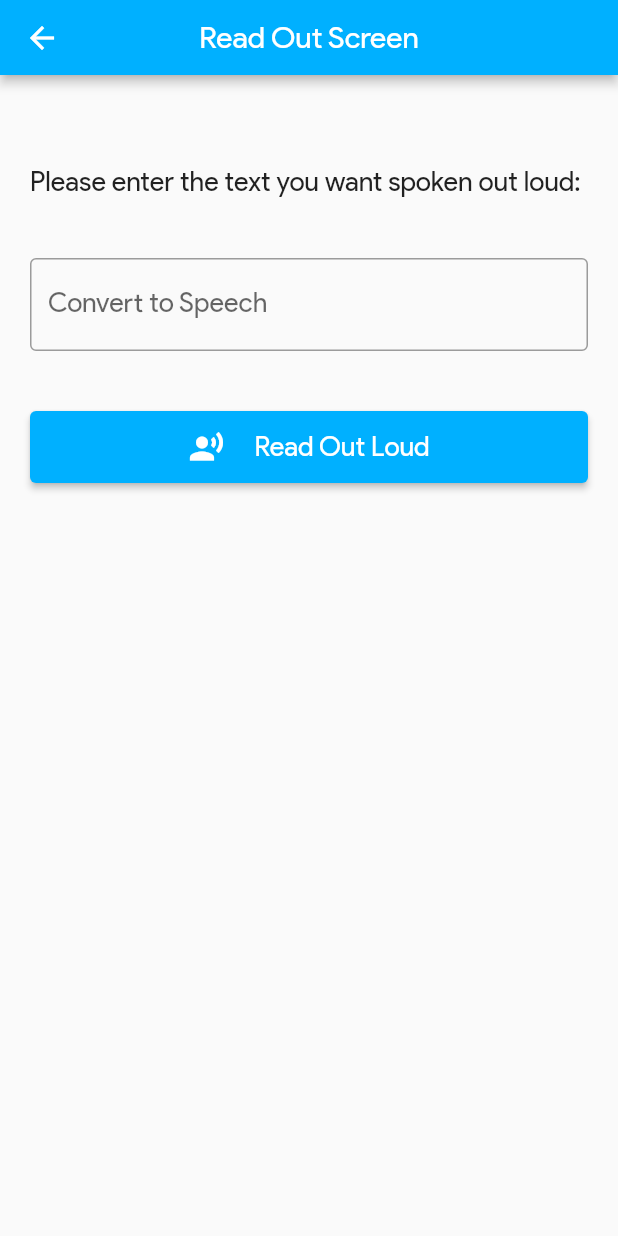
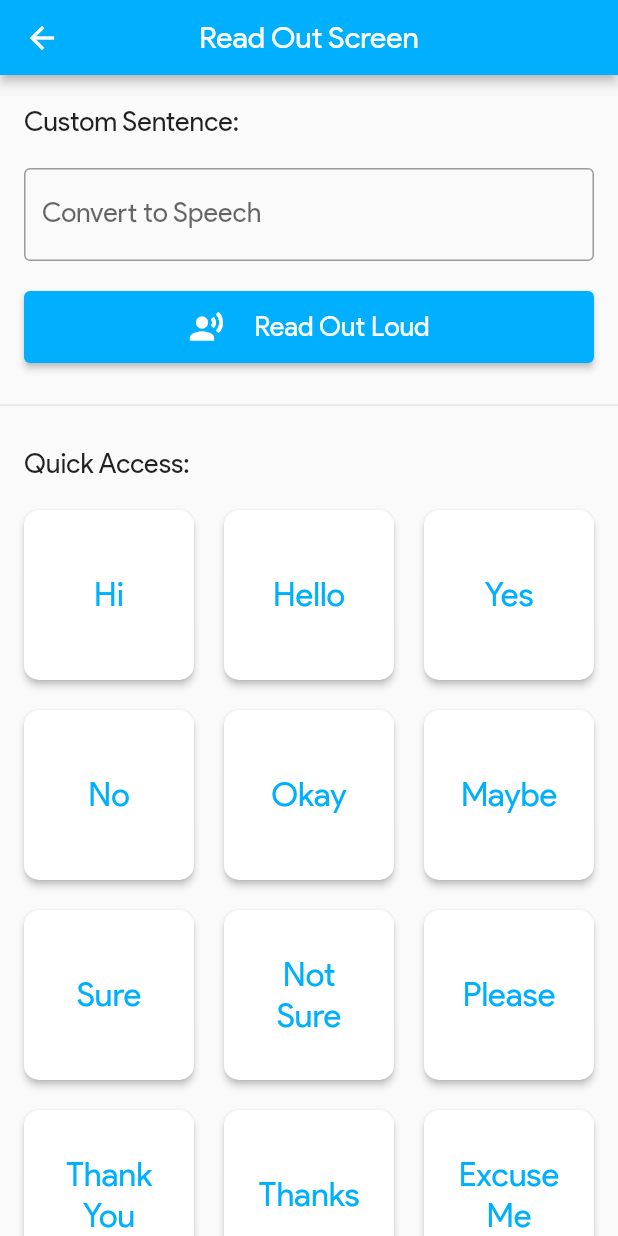
Before and after one commit to Harshit-Sonawala/sign-language-app, a Flutter app: the ReadOutScreen screen opened directly, on a phone screen of 412 x 824 dp. Run offline on Flutter 3.47's test engine with Material 2 defaults, Android fonts, the phone set to English and light mode, and no system bars; our stand-ins replace camera, flutter_tts, image_picker, percent_indicator; missing offline and left inert: flutter_mobile_vision_2, tflite.

Commit message:
added quick access to read out loud screen

```diff
--- a/lib/asl_guide_screen.dart
+++ b/lib/asl_guide_screen.dart
@@ -158,8 +158,7 @@ class _ASLGuideScreenState extends State<ASLGuideScreen> {
       appBar: const CustomAppBar(title: 'ASL Guide'),
       body: ListView.builder(
         itemCount: guideList.length,
-          itemBuilder: (BuildContext context, int index) {
-            return Card(
+        itemBuilder: (BuildContext context, int index) => Card(
           shape: RoundedRectangleBorder(
             borderRadius: BorderRadius.circular(10.0),
           ),
@@ -183,8 +182,8 @@ class _ASLGuideScreenState extends State<ASLGuideScreen> {
               ),
             ),
           ),
-            );
-          }),
+        ),
+      ),
     );
   }
 
--- a/lib/read_out_screen.dart
+++ b/lib/read_out_screen.dart
@@ -13,6 +13,30 @@ class _ReadOutScreenState extends State<ReadOutScreen> {
   final _inputController = TextEditingController();
   final FlutterTts tts = FlutterTts();
 
+  final commonWordsList = <String>[
+    'Hi',
+    'Hello',
+    'Yes',
+    'No',
+    'Okay',
+    'Maybe',
+    'Sure',
+    'Not Sure',
+    'Please',
+    'Thank You',
+    'Thanks',
+    'Excuse Me',
+    'Sorry',
+    'Good',
+    'Bad',
+    'Fine',
+    'When',
+    'Where',
+    'What',
+    'Why',
+    'How',
+  ];
+
   _ReadOutScreenState() {
     tts.setLanguage('en');
     tts.setSpeechRate(0.5);
@@ -27,13 +51,13 @@ class _ReadOutScreenState extends State<ReadOutScreen> {
             mainAxisAlignment: MainAxisAlignment.start,
             crossAxisAlignment: CrossAxisAlignment.start,
             children: [
-              const SizedBox(height: 40),
+              const SizedBox(height: 10),
               const Padding(
-                padding: EdgeInsets.all(20),
-                child: Text('Please enter the text you want spoken out loud:', style: TextStyle(fontSize: 18)),
+                padding: EdgeInsets.symmetric(vertical: 10, horizontal: 16),
+                child: Text('Custom Sentence:', style: TextStyle(fontSize: 18)),
               ),
               Padding(
-                padding: const EdgeInsets.all(20),
+                padding: const EdgeInsets.symmetric(vertical: 10, horizontal: 16),
                 child: TextField(
                   controller: _inputController,
                   style: const TextStyle(fontSize: 18),
@@ -45,7 +69,7 @@ class _ReadOutScreenState extends State<ReadOutScreen> {
                 ),
               ),
               Padding(
-                padding: const EdgeInsets.all(20),
+                padding: const EdgeInsets.symmetric(vertical: 10, horizontal: 16),
                 child: ElevatedButton(
                   onPressed: () => {tts.speak(_inputController.text)},
                   child: Padding(
@@ -66,6 +90,38 @@ class _ReadOutScreenState extends State<ReadOutScreen> {
                   ),
                 ),
               ),
+              const SizedBox(height: 10),
+              const Divider(),
+              const SizedBox(height: 10),
+              const Padding(
+                padding: EdgeInsets.symmetric(vertical: 10, horizontal: 16),
+                child: Text('Quick Access:', style: TextStyle(fontSize: 18)),
+              ),
+              Expanded(
+                child: GridView.builder(
+                    padding: const EdgeInsets.symmetric(vertical: 10, horizontal: 16),
+                    gridDelegate: const SliverGridDelegateWithFixedCrossAxisCount(
+                        crossAxisCount: 3, mainAxisSpacing: 20, crossAxisSpacing: 20),
+                    itemCount: commonWordsList.length,
+                    itemBuilder: (BuildContext context, int index) => ElevatedButton(
+                          style: ButtonStyle(
+                            elevation: MaterialStateProperty.all(2),
+                            shape: MaterialStateProperty.all(
+                              RoundedRectangleBorder(
+                                borderRadius: BorderRadius.circular(10.0),
+                              ),
+                            ),
+                            backgroundColor: MaterialStateProperty.all(Colors.white),
+                            foregroundColor: MaterialStateProperty.all(Theme.of(context).primaryColor),
+                          ),
+                          onPressed: () => {tts.speak(commonWordsList[index])},
+                          child: Text(
+                            commonWordsList[index],
+                            style: const TextStyle(fontSize: 22),
+                            textAlign: TextAlign.center,
+                          ),
+                        )),
+              ),
             ],
           ),
         ));
```
Lines whose indentation alone changed are shown as unchanged.
